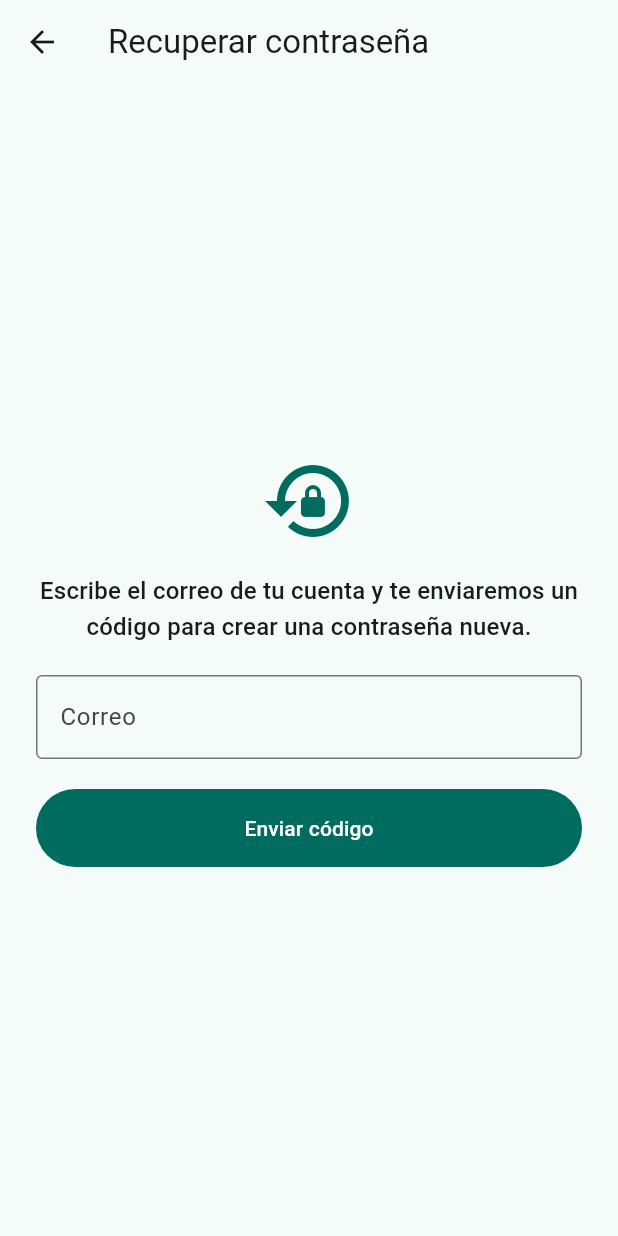
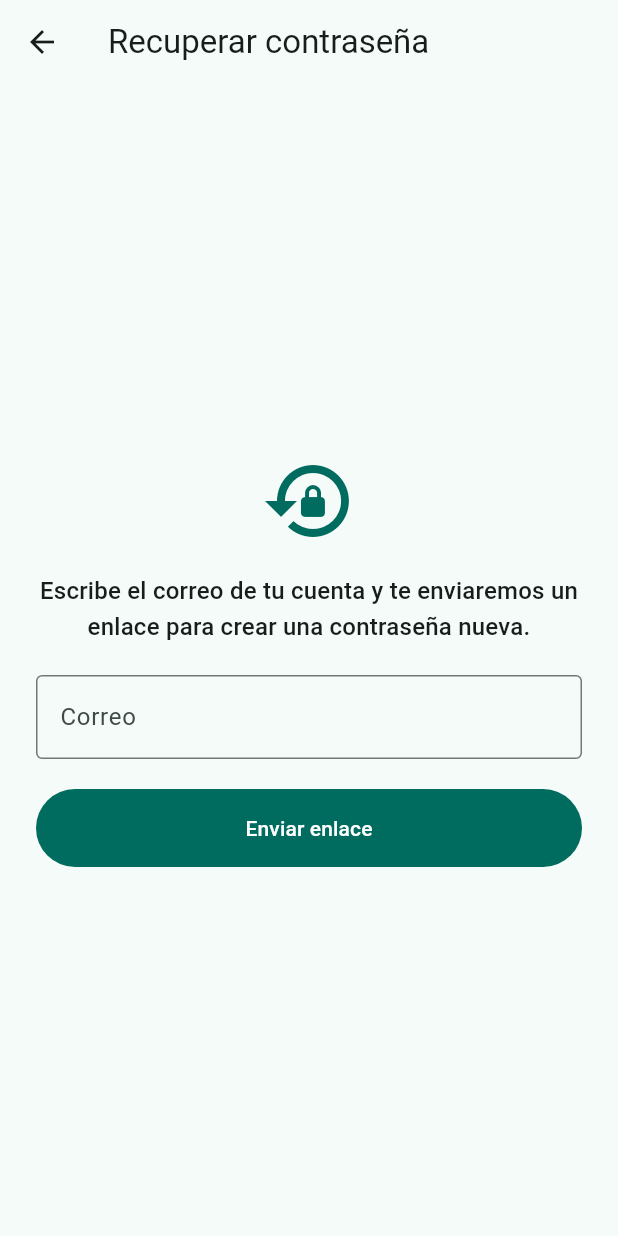
Before and after one commit to Alemarcheco/finanzas-hogar, a Flutter app: the PantallaRecuperarClave screen opened directly, on a phone screen of 412 x 824 dp. Run offline on Flutter 3.47's test engine with Material 3 defaults, Android fonts, the phone set to English and light mode, and no system bars; our stand-ins replace file_picker, package_info_plus, share_plus, supabase_flutter, web; accounts and stored records are empty.

Commit message:
Recuperar contraseña con el enlace del correo (abre la versión web para poner la nueva)
Supabase gratis no deja editar la plantilla del correo sin SMTP propio, así que
en lugar del código se usa el enlace que trae el correo normal. Flujo implicit
para que el enlace funcione aunque se abra en otro dispositivo.

Co-Authored-By: Claude Opus 5.5 <noreply@anthropic.com>
Claude-Session: https://claude.ai/code/session_01G91kBBa82yCHScmv9owJHQ

```diff
--- a/lib/pantallas/recuperar_clave.dart
+++ b/lib/pantallas/recuperar_clave.dart
@@ -3,8 +3,11 @@ import 'package:supabase_flutter/supabase_flutter.dart';
 
 import '../datos.dart';
 
-/// Recuperar la contraseña: se envía un código al correo, se escribe el código
-/// y luego la contraseña nueva.
+/// Dirección de la versión web: el enlace del correo abre aquí la app
+/// para poner la contraseña nueva.
+const direccionWeb = 'https://alemarcheco.github.io/finanzas-hogar/';
+
+/// Pide el correo y envía el enlace para crear una contraseña nueva.
 class PantallaRecuperarClave extends StatefulWidget {
   const PantallaRecuperarClave({super.key, this.correoInicial = ''});
 
@@ -14,62 +17,123 @@ class PantallaRecuperarClave extends StatefulWidget {
   State<PantallaRecuperarClave> createState() => _PantallaRecuperarClaveState();
 }
 
-enum _Paso { correo, codigo, clave }
-
 class _PantallaRecuperarClaveState extends State<PantallaRecuperarClave> {
   late final _correo = TextEditingController(text: widget.correoInicial);
-  final _codigo = TextEditingController();
-  final _clave = TextEditingController();
-  final _clave2 = TextEditingController();
-  _Paso _paso = _Paso.correo;
   bool _ocupado = false;
-  bool _verClave = false;
+  bool _enviado = false;
   String? _error;
-  String? _aviso;
 
-  Future<void> _hacer(Future<void> Function() accion) async {
+  Future<void> _enviar() async {
+    final correo = _correo.text.trim();
+    if (!correo.contains('@')) {
+      setState(() => _error = 'Escribe el correo de tu cuenta.');
+      return;
+    }
     setState(() {
       _ocupado = true;
       _error = null;
-      _aviso = null;
     });
     try {
-      await accion();
+      await supabase.auth.resetPasswordForEmail(correo, redirectTo: direccionWeb);
+      if (mounted) setState(() => _enviado = true);
     } catch (e) {
       if (mounted) setState(() => _error = mensajeDeError(e));
     }
     if (mounted) setState(() => _ocupado = false);
   }
 
-  Future<void> _enviarCodigo() async {
-    final correo = _correo.text.trim();
-    if (!correo.contains('@')) {
-      setState(() => _error = 'Escribe el correo de tu cuenta.');
-      return;
+  @override
+  Widget build(BuildContext context) {
+    final colores = Theme.of(context).colorScheme;
+    final texto = Theme.of(context).textTheme;
+    return Scaffold(
+      appBar: AppBar(title: const Text('Recuperar contraseña')),
+      body: SafeArea(
+        child: Center(
+          child: SingleChildScrollView(
+            padding: const EdgeInsets.all(24),
+            child: ConstrainedBox(
+              constraints: const BoxConstraints(maxWidth: 420),
+              child: Column(
+                crossAxisAlignment: CrossAxisAlignment.stretch,
+                children: [
+                  Icon(_enviado ? Icons.mark_email_read : Icons.lock_reset, size: 64, color: colores.primary),
+                  const SizedBox(height: 16),
+                  if (!_enviado) ...[
+                    Text(
+                      'Escribe el correo de tu cuenta y te enviaremos un enlace para crear una contraseña nueva.',
+                      textAlign: TextAlign.center,
+                      style: texto.titleMedium,
+                    ),
+                    const SizedBox(height: 20),
+                    TextField(
+                      controller: _correo,
+                      keyboardType: TextInputType.emailAddress,
+                      autofillHints: const [AutofillHints.email],
+                      onSubmitted: (_) => _enviar(),
+                      decoration: const InputDecoration(labelText: 'Correo', border: OutlineInputBorder()),
+                    ),
+                  ] else ...[
+                    Text('Revisa tu correo', textAlign: TextAlign.center, style: texto.titleLarge),
+                    const SizedBox(height: 12),
+                    Text(
+                      '1. Abre el correo de Supabase que te llegó a ${_correo.text.trim()} '
+                      '(mira también en spam).\n'
+                      '2. Toca el enlace "Reset Password".\n'
+                      '3. Se abrirá Finanzas del Hogar en el navegador y te pedirá la contraseña nueva.\n'
+                      '4. Después vuelve aquí y entra con tu contraseña nueva.',
+                      style: texto.bodyLarge,
+                    ),
+                  ],
+                  if (_error != null) ...[
+                    const SizedBox(height: 12),
+                    Text(_error!, style: TextStyle(color: colores.error)),
+                  ],
+                  const SizedBox(height: 20),
+                  if (!_enviado)
+                    FilledButton(
+                      onPressed: _ocupado ? null : _enviar,
+                      style: FilledButton.styleFrom(padding: const EdgeInsets.symmetric(vertical: 16)),
+                      child: _ocupado
+                          ? const SizedBox(height: 20, width: 20, child: CircularProgressIndicator(strokeWidth: 2))
+                          : const Text('Enviar enlace'),
+                    )
+                  else ...[
+                    FilledButton(
+                      onPressed: () => Navigator.of(context).pop(),
+                      style: FilledButton.styleFrom(padding: const EdgeInsets.symmetric(vertical: 16)),
+                      child: const Text('Volver a entrar'),
+                    ),
+                    TextButton(onPressed: _ocupado ? null : _enviar, child: const Text('No me llegó, enviar otra vez')),
+                  ],
+                ],
+              ),
+            ),
+          ),
+        ),
+      ),
+    );
   }
-    await _hacer(() async {
-      await supabase.auth.resetPasswordForEmail(correo);
-      if (!mounted) return;
-      setState(() {
-        _paso = _Paso.codigo;
-        _aviso = 'Te enviamos un código a $correo. Revisa también la carpeta de spam.';
-      });
-    });
 }
 
-  Future<void> _comprobarCodigo() async {
-    final codigo = _codigo.text.replaceAll(RegExp(r'\s'), '');
-    if (codigo.length < 6) {
-      setState(() => _error = 'Escribe el código que te llegó al correo.');
-      return;
-    }
-    await _hacer(() async {
-      await supabase.auth.verifyOTP(email: _correo.text.trim(), token: codigo, type: OtpType.recovery);
-      if (mounted) setState(() => _paso = _Paso.clave);
-    });
+/// Se muestra al abrir el enlace del correo: pide la contraseña nueva.
+class PantallaClaveNueva extends StatefulWidget {
+  const PantallaClaveNueva({super.key, required this.alTerminar});
+
+  final VoidCallback alTerminar;
+
+  @override
+  State<PantallaClaveNueva> createState() => _PantallaClaveNuevaState();
 }
 
-  Future<void> _guardarClave() async {
+class _PantallaClaveNuevaState extends State<PantallaClaveNueva> {
+  final _clave = TextEditingController();
+  final _clave2 = TextEditingController();
+  bool _ocupado = false;
+  bool _verClave = false;
+  String? _error;
+
+  Future<void> _guardar() async {
     if (_clave.text.length < 6) {
       setState(() => _error = 'La contraseña debe tener al menos 6 caracteres.');
       return;
@@ -78,59 +142,46 @@ class _PantallaRecuperarClaveState extends State<PantallaRecuperarClave> {
       setState(() => _error = 'Las dos contraseñas no coinciden.');
       return;
     }
-    await _hacer(() async {
+    setState(() {
+      _ocupado = true;
+      _error = null;
+    });
+    try {
       await supabase.auth.updateUser(UserAttributes(password: _clave.text));
       if (!mounted) return;
-      ScaffoldMessenger.of(context).showSnackBar(const SnackBar(content: Text('Contraseña cambiada. ¡Listo!')));
-      Navigator.of(context).pop();
-    });
+      ScaffoldMessenger.of(
+        context,
+      ).showSnackBar(const SnackBar(content: Text('Contraseña cambiada. Ya puedes entrar con ella en el teléfono.')));
+      widget.alTerminar();
+      return;
+    } catch (e) {
+      if (mounted) setState(() => _error = mensajeDeError(e));
+    }
+    if (mounted) setState(() => _ocupado = false);
   }
 
   @override
   Widget build(BuildContext context) {
     final colores = Theme.of(context).colorScheme;
-    final (titulo, campos, boton, accion) = switch (_paso) {
-      _Paso.correo => (
-        'Escribe el correo de tu cuenta y te enviaremos un código para crear una contraseña nueva.',
-        [
-          TextField(
-            controller: _correo,
-            keyboardType: TextInputType.emailAddress,
-            autofillHints: const [AutofillHints.email],
-            onSubmitted: (_) => _enviarCodigo(),
-            decoration: const InputDecoration(labelText: 'Correo', border: OutlineInputBorder()),
+    return Scaffold(
+      appBar: AppBar(title: const Text('Contraseña nueva')),
+      body: SafeArea(
+        child: Center(
+          child: SingleChildScrollView(
+            padding: const EdgeInsets.all(24),
+            child: ConstrainedBox(
+              constraints: const BoxConstraints(maxWidth: 420),
+              child: Column(
+                crossAxisAlignment: CrossAxisAlignment.stretch,
+                children: [
+                  Icon(Icons.lock_reset, size: 64, color: colores.primary),
+                  const SizedBox(height: 16),
+                  Text(
+                    'Escribe tu contraseña nueva.',
+                    textAlign: TextAlign.center,
+                    style: Theme.of(context).textTheme.titleMedium,
                   ),
-        ],
-        'Enviar código',
-        _enviarCodigo,
-      ),
-      _Paso.codigo => (
-        'Escribe el código que te llegó al correo.',
-        [
-          TextField(
-            controller: _codigo,
-            keyboardType: TextInputType.number,
-            autofillHints: const [AutofillHints.oneTimeCode],
-            textAlign: TextAlign.center,
-            style: const TextStyle(fontSize: 24, letterSpacing: 6),
-            onSubmitted: (_) => _comprobarCodigo(),
-            decoration: const InputDecoration(labelText: 'Código', border: OutlineInputBorder()),
-          ),
-          const SizedBox(height: 8),
-          Align(
-            alignment: Alignment.centerLeft,
-            child: TextButton(
-              onPressed: _ocupado ? null : _enviarCodigo,
-              child: const Text('No me llegó, enviar otro código'),
-            ),
-          ),
-        ],
-        'Comprobar código',
-        _comprobarCodigo,
-      ),
-      _Paso.clave => (
-        'Código correcto. Ahora escribe tu contraseña nueva.',
-        [
+                  const SizedBox(height: 20),
                   TextField(
                     controller: _clave,
                     obscureText: !_verClave,
@@ -147,50 +198,20 @@ class _PantallaRecuperarClaveState extends State<PantallaRecuperarClave> {
                   TextField(
                     controller: _clave2,
                     obscureText: !_verClave,
-            onSubmitted: (_) => _guardarClave(),
+                    onSubmitted: (_) => _guardar(),
                     decoration: const InputDecoration(labelText: 'Repite la contraseña', border: OutlineInputBorder()),
                   ),
-        ],
-        'Guardar contraseña',
-        _guardarClave,
-      ),
-    };
-
-    return Scaffold(
-      appBar: AppBar(title: const Text('Recuperar contraseña')),
-      body: SafeArea(
-        child: Center(
-          child: SingleChildScrollView(
-            padding: const EdgeInsets.all(24),
-            child: ConstrainedBox(
-              constraints: const BoxConstraints(maxWidth: 420),
-              child: Column(
-                crossAxisAlignment: CrossAxisAlignment.stretch,
-                children: [
-                  Icon(Icons.lock_reset, size: 64, color: colores.primary),
-                  const SizedBox(height: 16),
-                  Text(titulo, textAlign: TextAlign.center, style: Theme.of(context).textTheme.titleMedium),
-                  if (_aviso != null) ...[
-                    const SizedBox(height: 8),
-                    Text(
-                      _aviso!,
-                      textAlign: TextAlign.center,
-                      style: TextStyle(color: colores.onSurfaceVariant),
-                    ),
-                  ],
-                  const SizedBox(height: 20),
-                  ...campos,
                   if (_error != null) ...[
                     const SizedBox(height: 12),
                     Text(_error!, style: TextStyle(color: colores.error)),
                   ],
                   const SizedBox(height: 20),
                   FilledButton(
-                    onPressed: _ocupado ? null : accion,
+                    onPressed: _ocupado ? null : _guardar,
                     style: FilledButton.styleFrom(padding: const EdgeInsets.symmetric(vertical: 16)),
                     child: _ocupado
                         ? const SizedBox(height: 20, width: 20, child: CircularProgressIndicator(strokeWidth: 2))
-                        : Text(boton),
+                        : const Text('Guardar contraseña'),
                   ),
                 ],
               ),
```
Also changed, not shown: lib/main.dart (+37 -2 lines). Lines whose indentation alone changed are shown as unchanged.
